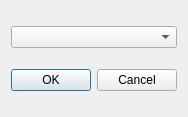
Above: makeant.ui from hvorovk/anthill_simulator before the change. Below: the same form after it.
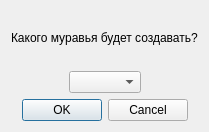
That is the form after the change.

Commit message: Added help, fixed crutch and replace enum by class enum

What changed in the file:
```diff
--- a/makeant.ui
+++ b/makeant.ui
@@ -6,8 +6,8 @@
    <rect>
     <x>0</x>
     <y>0</y>
-    <width>184</width>
-    <height>117</height>
+    <width>194</width>
+    <height>132</height>
    </rect>
   </property>
   <property name="windowTitle">
@@ -15,7 +15,44 @@
   </property>
   <layout class="QVBoxLayout" name="verticalLayout">
    <item>
-    <widget class="QComboBox" name="comboBox"/>
+    <widget class="QLabel" name="label">
+     <property name="text">
+      <string>Какого муравья будет создавать?</string>
+     </property>
+    </widget>
+   </item>
+   <item>
+    <layout class="QHBoxLayout" name="horizontalLayout">
+     <item>
+      <spacer name="horizontalSpacer">
+       <property name="orientation">
+        <enum>Qt::Horizontal</enum>
+       </property>
+       <property name="sizeHint" stdset="0">
+        <size>
+         <width>40</width>
+         <height>20</height>
+        </size>
+       </property>
+      </spacer>
+     </item>
+     <item>
+      <widget class="QComboBox" name="comboBox"/>
+     </item>
+     <item>
+      <spacer name="horizontalSpacer_2">
+       <property name="orientation">
+        <enum>Qt::Horizontal</enum>
+       </property>
+       <property name="sizeHint" stdset="0">
+        <size>
+         <width>40</width>
+         <height>20</height>
+        </size>
+       </property>
+      </spacer>
+     </item>
+    </layout>
    </item>
    <item>
     <widget class="QDialogButtonBox" name="buttonBox">
```
Left out of the diff: 2 changed lines with no effect on the pictures. The commit also changes 24 other files.
